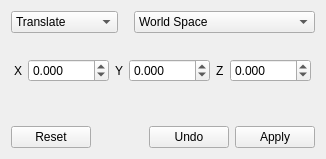
First picture: the form in Tools/EditorPluginScene/Dialogs/DeltaTransformDlg.ui, repository ezEngine/ezEngine, before the edit.
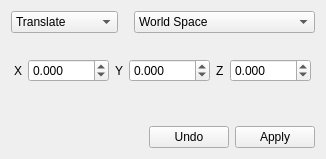
Second picture: the form after the edit. Icons and pictures are not drawn.

Commit message: Minor tweaks to the delta-transform dialog.

Diff of the .ui file:
```diff
--- a/Tools/EditorPluginScene/Dialogs/DeltaTransformDlg.ui
+++ b/Tools/EditorPluginScene/Dialogs/DeltaTransformDlg.ui
@@ -227,16 +227,6 @@
    </item>
    <item>
     <layout class="QHBoxLayout" name="horizontalLayout">
-     <item>
-      <widget class="QPushButton" name="ButtonReset">
-       <property name="text">
-        <string>Reset</string>
-       </property>
-       <property name="autoDefault">
-        <bool>false</bool>
-       </property>
-      </widget>
-     </item>
      <item>
       <spacer name="horizontalSpacer">
        <property name="orientation">
```
Left out of the diff: 1 changed line with no effect on the pictures. The commit also changes 2 other files.
